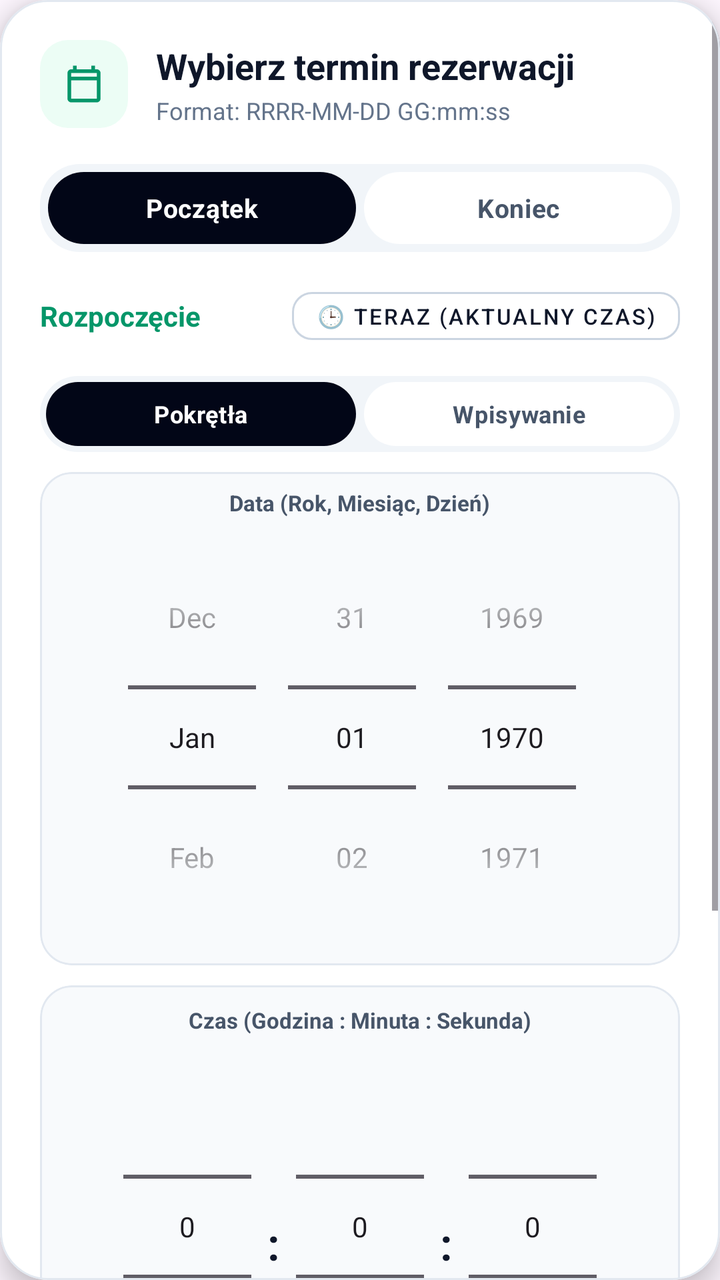
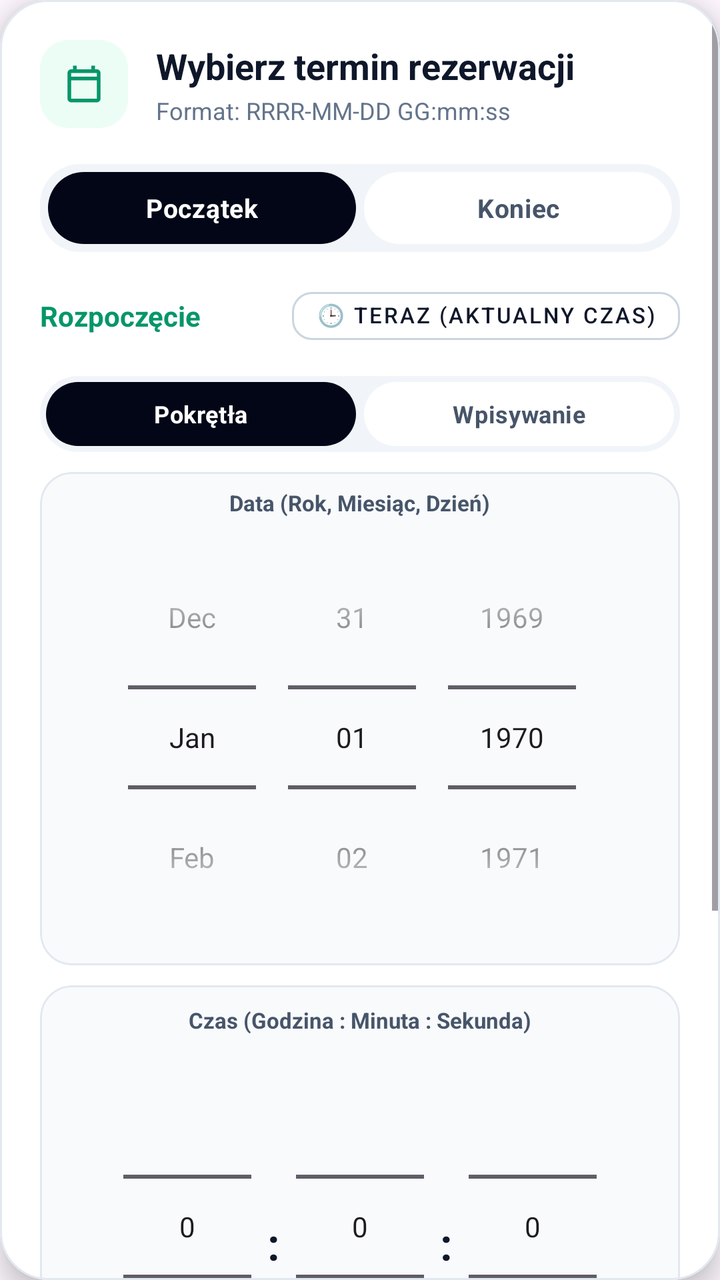

Two renders of the same Android screen: before a commit and after it. Below are the layout's source before the change and the commit's diff.
<!-- AndroidManifest.xml: application theme Theme.Project -->
<!-- res/layout/dialog_date_time_picker.xml -->
<?xml version="1.0" encoding="utf-8"?>
<com.google.android.material.card.MaterialCardView xmlns:android="http://schemas.android.com/apk/res/android"
    xmlns:app="http://schemas.android.com/apk/res-auto"
    android:layout_width="match_parent"
    android:layout_height="wrap_content"
    app:cardBackgroundColor="@color/card_background"
    app:cardCornerRadius="24dp"
    app:cardElevation="8dp"
    app:strokeColor="@color/brand_slate_200"
    app:strokeWidth="1dp">

    <ScrollView
        android:layout_width="match_parent"
        android:layout_height="wrap_content"
        android:overScrollMode="never">

        <LinearLayout
            android:layout_width="match_parent"
            android:layout_height="wrap_content"
            android:orientation="vertical"
            android:padding="20dp">

            
            <LinearLayout
                android:layout_width="match_parent"
                android:layout_height="wrap_content"
                android:gravity="center_vertical"
                android:orientation="horizontal">

                <FrameLayout
                    android:layout_width="44dp"
                    android:layout_height="44dp"
                    android:background="@drawable/bg_icon_rounded_emerald">

                    <ImageView
                        android:layout_width="22dp"
                        android:layout_height="22dp"
                        android:layout_gravity="center"
                        android:contentDescription="@string/title_date_time_picker"
                        android:src="@drawable/ic_calendar"
                        app:tint="@color/brand_emerald_600" />
                </FrameLayout>

                <LinearLayout
                    android:layout_width="0dp"
                    android:layout_height="wrap_content"
                    android:layout_marginStart="14dp"
                    android:layout_weight="1"
                    android:orientation="vertical">

                    <TextView
                        android:layout_width="wrap_content"
                        android:layout_height="wrap_content"
                        android:text="@string/title_date_time_picker"
                        android:textColor="@color/brand_slate_900"
                        android:textSize="18sp"
                        android:textStyle="bold" />

                    <TextView
                        android:layout_width="wrap_content"
                        android:layout_height="wrap_content"
                        android:layout_marginTop="2dp"
                        android:text="@string/subtitle_date_time_format"
                        android:textColor="@color/brand_slate_500"
                        android:textSize="12sp" />
                </LinearLayout>
            </LinearLayout>

            
            <RadioGroup
                android:id="@+id/group_picker_mode"
                android:layout_width="match_parent"
                android:layout_height="44dp"
                android:layout_marginTop="18dp"
                android:background="@drawable/bg_dialog_rounded"
                android:backgroundTint="@color/brand_slate_100"
                android:checkedButton="@id/radio_start_mode"
                android:orientation="horizontal"
                android:padding="4dp">

                <RadioButton
                    android:id="@+id/radio_start_mode"
                    android:layout_width="0dp"
                    android:layout_height="match_parent"
                    android:layout_weight="1"
                    android:background="@drawable/bg_dialog_rounded"
                    android:backgroundTint="@color/brand_slate_950"
                    android:button="@null"
                    android:gravity="center"
                    android:text="@string/tab_picker_start"
                    android:textColor="@color/white"
                    android:textSize="13sp"
                    android:textStyle="bold" />

                <RadioButton
                    android:id="@+id/radio_end_mode"
                    android:layout_width="0dp"
                    android:layout_height="match_parent"
                    android:layout_marginStart="4dp"
                    android:layout_weight="1"
                    android:background="@drawable/bg_dialog_rounded"
                    android:button="@null"
                    android:gravity="center"
                    android:text="@string/tab_picker_end"
                    android:textColor="@color/brand_slate_600"
                    android:textSize="13sp"
                    android:textStyle="bold" />
            </RadioGroup>

            
            <LinearLayout
                android:layout_width="match_parent"
                android:layout_height="wrap_content"
                android:layout_marginTop="14dp"
                android:gravity="center_vertical"
                android:orientation="horizontal">

                <TextView
                    android:id="@+id/text_active_target_label"
                    android:layout_width="0dp"
                    android:layout_height="wrap_content"
                    android:layout_weight="1"
                    android:text="@string/label_start_time"
                    android:textColor="@color/brand_emerald_600"
                    android:textSize="14sp"
                    android:textStyle="bold" />

                <com.google.android.material.button.MaterialButton
                    android:id="@+id/btn_set_now"
                    style="@style/Widget.MaterialComponents.Button.OutlinedButton"
                    android:layout_width="wrap_content"
                    android:layout_height="36dp"
                    android:paddingHorizontal="12dp"
                    android:text="@string/btn_set_current_time"
                    android:textColor="@color/brand_slate_900"
                    android:textSize="11sp"
                    app:cornerRadius="10dp"
                    app:strokeColor="@color/brand_slate_300"
                    app:strokeWidth="1dp" />
            </LinearLayout>

            
            <RadioGroup
                android:id="@+id/group_input_type"
                android:layout_width="match_parent"
                android:layout_height="38dp"
                android:layout_marginTop="12dp"
                android:background="@drawable/bg_dialog_rounded"
                android:backgroundTint="@color/brand_slate_100"
                android:checkedButton="@id/radio_mode_wheels"
                android:orientation="horizontal"
                android:padding="3dp">

                <RadioButton
                    android:id="@+id/radio_mode_wheels"
                    android:layout_width="0dp"
                    android:layout_height="match_parent"
                    android:layout_weight="1"
                    android:background="@drawable/bg_dialog_rounded"
                    android:backgroundTint="@color/brand_slate_950"
                    android:button="@null"
                    android:gravity="center"
                    android:text="@string/mode_picker_wheels"
                    android:textColor="@color/white"
                    android:textSize="12sp"
                    android:textStyle="bold" />

                <RadioButton
                    android:id="@+id/radio_mode_text"
                    android:layout_width="0dp"
                    android:layout_height="match_parent"
                    android:layout_marginStart="4dp"
                    android:layout_weight="1"
                    android:background="@drawable/bg_dialog_rounded"
                    android:button="@null"
                    android:gravity="center"
                    android:text="@string/mode_picker_text"
                    android:textColor="@color/brand_slate_600"
                    android:textSize="12sp"
                    android:textStyle="bold" />
            </RadioGroup>

            
            <LinearLayout
                android:id="@+id/layout_wheels_container"
                android:layout_width="match_parent"
                android:layout_height="wrap_content"
                android:orientation="vertical">

                
                <com.google.android.material.card.MaterialCardView
                    android:layout_width="match_parent"
                    android:layout_height="wrap_content"
                    android:layout_marginTop="10dp"
                    app:cardBackgroundColor="@color/brand_slate_50"
                    app:cardCornerRadius="16dp"
                    app:cardElevation="0dp"
                    app:strokeColor="@color/brand_slate_200"
                    app:strokeWidth="1dp">

                    <LinearLayout
                        android:layout_width="match_parent"
                        android:layout_height="wrap_content"
                        android:gravity="center_horizontal"
                        android:orientation="vertical"
                        android:padding="8dp">

                        <TextView
                            android:layout_width="wrap_content"
                            android:layout_height="wrap_content"
                            android:layout_marginBottom="4dp"
                            android:text="@string/label_date_picker_header"
                            android:textColor="@color/brand_slate_600"
                            android:textSize="11sp"
                            android:textStyle="bold" />

                        <DatePicker
                            android:id="@+id/date_picker_dialog"
                            android:layout_width="wrap_content"
                            android:layout_height="wrap_content"
                            android:calendarViewShown="false"
                            android:datePickerMode="spinner" />
                    </LinearLayout>
                </com.google.android.material.card.MaterialCardView>

                
                <com.google.android.material.card.MaterialCardView
                    android:layout_width="match_parent"
                    android:layout_height="wrap_content"
                    android:layout_marginTop="10dp"
                    app:cardBackgroundColor="@color/brand_slate_50"
                    app:cardCornerRadius="16dp"
                    app:cardElevation="0dp"
                    app:strokeColor="@color/brand_slate_200"
                    app:strokeWidth="1dp">

                    <LinearLayout
                        android:layout_width="match_parent"
                        android:layout_height="wrap_content"
                        android:gravity="center"
                        android:orientation="vertical"
                        android:padding="10dp">

                        <TextView
                            android:layout_width="wrap_content"
                            android:layout_height="wrap_content"
                            android:layout_marginBottom="6dp"
                            android:text="@string/label_time_picker_header"
                            android:textColor="@color/brand_slate_600"
                            android:textSize="11sp"
                            android:textStyle="bold" />

                        <LinearLayout
                            android:layout_width="match_parent"
                            android:layout_height="wrap_content"
                            android:gravity="center"
                            android:orientation="horizontal">

                            
                            <LinearLayout
                                android:layout_width="wrap_content"
                                android:layout_height="wrap_content"
                                android:gravity="center"
                                android:orientation="vertical">

                                <NumberPicker
                                    android:id="@+id/picker_hour"
                                    android:layout_width="wrap_content"
                                    android:layout_height="wrap_content" />

                                <TextView
                                    android:layout_width="wrap_content"
                                    android:layout_height="wrap_content"
                                    android:layout_marginTop="2dp"
                                    android:text="@string/unit_hour_label"
                                    android:textColor="@color/brand_slate_500"
                                    android:textSize="11sp" />
                            </LinearLayout>

                            <TextView
                                android:layout_width="wrap_content"
                                android:layout_height="wrap_content"
                                android:layout_marginHorizontal="8dp"
                                android:text=":"
                                android:textColor="@color/brand_slate_900"
                                android:textSize="22sp"
                                android:textStyle="bold" />

                            
                            <LinearLayout
                                android:layout_width="wrap_content"
                                android:layout_height="wrap_content"
                                android:gravity="center"
                                android:orientation="vertical">

                                <NumberPicker
                                    android:id="@+id/picker_minute"
                                    android:layout_width="wrap_content"
                                    android:layout_height="wrap_content" />

                                <TextView
                                    android:layout_width="wrap_content"
                                    android:layout_height="wrap_content"
                                    android:layout_marginTop="2dp"
                                    android:text="@string/unit_minute_label"
                                    android:textColor="@color/brand_slate_500"
                                    android:textSize="11sp" />
                            </LinearLayout>

                            <TextView
                                android:layout_width="wrap_content"
                                android:layout_height="wrap_content"
                                android:layout_marginHorizontal="8dp"
                                android:text=":"
                                android:textColor="@color/brand_slate_900"
                                android:textSize="22sp"
                                android:textStyle="bold" />

                            
                            <LinearLayout
                                android:layout_width="wrap_content"
                                android:layout_height="wrap_content"
                                android:gravity="center"
                                android:orientation="vertical">

                                <NumberPicker
                                    android:id="@+id/picker_second"
                                    android:layout_width="wrap_content"
                                    android:layout_height="wrap_content" />

                                <TextView
                                    android:layout_width="wrap_content"
                                    android:layout_height="wrap_content"
                                    android:layout_marginTop="2dp"
                                    android:text="@string/unit_second_label"
                                    android:textColor="@color/brand_slate_500"
                                    android:textSize="11sp" />
                            </LinearLayout>
                        </LinearLayout>
                    </LinearLayout>
                </com.google.android.material.card.MaterialCardView>
            </LinearLayout>

            
            <LinearLayout
                android:id="@+id/layout_text_container"
                android:layout_width="match_parent"
                android:layout_height="wrap_content"
                android:orientation="vertical"
                android:visibility="gone">

                <com.google.android.material.card.MaterialCardView
                    android:layout_width="match_parent"
                    android:layout_height="wrap_content"
                    android:layout_marginTop="10dp"
                    app:cardBackgroundColor="@color/brand_slate_50"
                    app:cardCornerRadius="16dp"
                    app:cardElevation="0dp"
                    app:strokeColor="@color/brand_slate_200"
                    app:strokeWidth="1dp">

                    <LinearLayout
                        android:layout_width="match_parent"
                        android:layout_height="wrap_content"
                        android:orientation="vertical"
                        android:padding="14dp">

                        
                        <TextView
                            android:layout_width="wrap_content"
                            android:layout_height="wrap_content"
                            android:text="@string/label_enter_date"
                            android:textColor="@color/brand_slate_700"
                            android:textSize="12sp"
                            android:textStyle="bold" />

                        <LinearLayout
                            android:layout_width="match_parent"
                            android:layout_height="wrap_content"
                            android:layout_marginTop="6dp"
                            android:gravity="center_vertical"
                            android:orientation="horizontal">

                            <com.google.android.material.textfield.TextInputLayout
                                android:layout_width="0dp"
                                android:layout_height="wrap_content"
                                android:layout_weight="1"
                                app:boxBackgroundColor="@color/white"
                                app:boxBackgroundMode="outline"
                                app:boxCornerRadiusBottomEnd="12dp"
                                app:boxCornerRadiusBottomStart="12dp"
                                app:boxCornerRadiusTopEnd="12dp"
                                app:boxCornerRadiusTopStart="12dp"
                                app:boxStrokeColor="@color/brand_slate_300">

                                <com.google.android.material.textfield.TextInputEditText
                                    android:id="@+id/edit_text_date"
                                    android:layout_width="match_parent"
                                    android:layout_height="wrap_content"
                                    android:hint="@string/hint_enter_date"
                                    android:inputType="date"
                                    android:textColor="@color/brand_slate_900"
                                    android:textSize="14sp" />
                            </com.google.android.material.textfield.TextInputLayout>

                            <com.google.android.material.button.MaterialButton
                                android:id="@+id/btn_pick_calendar"
                                style="@style/Widget.MaterialComponents.Button.OutlinedButton"
                                android:layout_width="48dp"
                                android:layout_height="48dp"
                                android:layout_marginStart="8dp"
                                android:contentDescription="@string/btn_pick_calendar"
                                android:insetBottom="0dp"
                                android:insetLeft="0dp"
                                android:insetRight="0dp"
                                android:insetTop="0dp"
                                android:padding="0dp"
                                app:cornerRadius="12dp"
                                app:icon="@drawable/ic_calendar"
                                app:iconGravity="textStart"
                                app:iconPadding="0dp"
                                app:iconTint="@color/brand_emerald_600"
                                app:strokeColor="@color/brand_slate_300" />
                        </LinearLayout>

                        
                        <TextView
                            android:layout_width="wrap_content"
                            android:layout_height="wrap_content"
                            android:layout_marginTop="14dp"
                            android:text="@string/label_enter_time"
                            android:textColor="@color/brand_slate_700"
                            android:textSize="12sp"
                            android:textStyle="bold" />

                        <LinearLayout
                            android:layout_width="match_parent"
                            android:layout_height="wrap_content"
                            android:layout_marginTop="6dp"
                            android:gravity="center_vertical"
                            android:orientation="horizontal">

                            <com.google.android.material.textfield.TextInputLayout
                                android:layout_width="0dp"
                                android:layout_height="wrap_content"
                                android:layout_weight="1"
                                app:boxBackgroundColor="@color/white"
                                app:boxBackgroundMode="outline"
                                app:boxCornerRadiusBottomEnd="12dp"
                                app:boxCornerRadiusBottomStart="12dp"
                                app:boxCornerRadiusTopEnd="12dp"
                                app:boxCornerRadiusTopStart="12dp"
                                app:boxStrokeColor="@color/brand_slate_300">

                                <com.google.android.material.textfield.TextInputEditText
                                    android:id="@+id/edit_text_time"
                                    android:layout_width="match_parent"
                                    android:layout_height="wrap_content"
                                    android:hint="@string/hint_enter_time"
                                    android:inputType="time"
                                    android:textColor="@color/brand_slate_900"
                                    android:textSize="14sp" />
                            </com.google.android.material.textfield.TextInputLayout>

                            <com.google.android.material.button.MaterialButton
                                android:id="@+id/btn_pick_clock"
                                style="@style/Widget.MaterialComponents.Button.OutlinedButton"
                                android:layout_width="48dp"
                                android:layout_height="48dp"
                                android:layout_marginStart="8dp"
                                android:contentDescription="@string/btn_pick_clock"
                                android:insetBottom="0dp"
                                android:insetLeft="0dp"
                                android:insetRight="0dp"
                                android:insetTop="0dp"
                                android:padding="0dp"
                                app:cornerRadius="12dp"
                                app:icon="@drawable/ic_clock"
                                app:iconGravity="textStart"
                                app:iconPadding="0dp"
                                app:iconTint="@color/brand_emerald_600"
                                app:strokeColor="@color/brand_slate_300" />
                        </LinearLayout>

                    </LinearLayout>
                </com.google.android.material.card.MaterialCardView>
            </LinearLayout>

            
            <com.google.android.material.card.MaterialCardView
                android:layout_width="match_parent"
                android:layout_height="wrap_content"
                android:layout_marginTop="16dp"
                app:cardBackgroundColor="@color/brand_slate_50"
                app:cardCornerRadius="16dp"
                app:cardElevation="0dp"
                app:strokeColor="@color/brand_slate_200"
                app:strokeWidth="1dp">

                <LinearLayout
                    android:layout_width="match_parent"
                    android:layout_height="wrap_content"
                    android:orientation="vertical"
                    android:padding="14dp">

                    <TextView
                        android:id="@+id/text_preview_start_value"
                        android:layout_width="wrap_content"
                        android:layout_height="wrap_content"
                        android:text="Początek: 2026-11-01 14:00:00"
                        android:textColor="@color/brand_slate_900"
                        android:textSize="13sp"
                        android:textStyle="bold" />

                    <TextView
                        android:id="@+id/text_preview_end_value"
                        android:layout_width="wrap_content"
                        android:layout_height="wrap_content"
                        android:layout_marginTop="4dp"
                        android:text="Koniec: 2026-11-01 18:00:00"
                        android:textColor="@color/brand_slate_900"
                        android:textSize="13sp"
                        android:textStyle="bold" />
                </LinearLayout>
            </com.google.android.material.card.MaterialCardView>

            
            <LinearLayout
                android:layout_width="match_parent"
                android:layout_height="wrap_content"
                android:layout_marginTop="18dp"
                android:gravity="end|center_vertical"
                android:orientation="horizontal">

                <com.google.android.material.button.MaterialButton
                    android:id="@+id/btn_cancel_dialog"
                    style="@style/Widget.MaterialComponents.Button.TextButton"
                    android:layout_width="wrap_content"
                    android:layout_height="wrap_content"
                    android:text="@string/btn_cancel"
                    android:textColor="@color/brand_slate_600" />

                <com.google.android.material.button.MaterialButton
                    android:id="@+id/btn_apply_dialog"
                    android:layout_width="wrap_content"
                    android:layout_height="48dp"
                    android:layout_marginStart="12dp"
                    android:backgroundTint="@color/brand_slate_950"
                    android:paddingHorizontal="22dp"
                    android:text="@string/btn_apply_datetime"
                    android:textColor="@color/white"
                    android:textStyle="bold"
                    app:cornerRadius="14dp" />
            </LinearLayout>

        </LinearLayout>
    </ScrollView>
</com.google.android.material.card.MaterialCardView>
<!-- resources referenced by this layout -->
<resources>
  <color name="brand_emerald_600">#059669</color>
  <color name="brand_slate_100">#F1F5F9</color>
  <color name="brand_slate_200">#E2E8F0</color>
  <color name="brand_slate_300">#CBD5E1</color>
  <color name="brand_slate_50">#F8FAFC</color>
  <color name="brand_slate_500">#64748B</color>
  <color name="brand_slate_600">#475569</color>
  <color name="brand_slate_700">#334155</color>
  <color name="brand_slate_900">#0F172A</color>
  <color name="brand_slate_950">#020617</color>
  <color name="card_background">#FFFFFF</color>
  <color name="white">#FFFFFFFF</color>
  <!-- drawable bg_dialog_rounded (drawable) -->
  <?xml version="1.0" encoding="utf-8"?>
  <shape xmlns:android="http://schemas.android.com/apk/res/android"
      android:shape="rectangle">
      <solid android:color="@color/card_background" />
      <corners android:radius="20dp" />
  </shape>
  <!-- drawable bg_icon_rounded_emerald (drawable) -->
  <?xml version="1.0" encoding="utf-8"?>
  <shape xmlns:android="http://schemas.android.com/apk/res/android"
      android:shape="rectangle">
      <solid android:color="@color/brand_emerald_50" />
      <corners android:radius="14dp" />
  </shape>
  <string name="btn_apply_datetime">Zatwierdź termin</string>
  <string name="btn_cancel">Anuluj</string>
  <string name="btn_pick_calendar">Kalendarz</string>
  <string name="btn_pick_clock">Zegar</string>
  <string name="btn_set_current_time">🕒 Teraz (aktualny czas)</string>
  <string name="hint_enter_date">2026-11-01</string>
  <string name="hint_enter_time">17:00:00</string>
  <string name="label_date_picker_header">Data (Rok, Miesiąc, Dzień)</string>
  <string name="label_enter_date">Data (RRRR-MM-DD)</string>
  <string name="label_enter_time">Godzina (GG:MM:SS)</string>
  <string name="label_start_time">Rozpoczęcie</string>
  <string name="label_time_picker_header">Czas (Godzina : Minuta : Sekunda)</string>
  <string name="mode_picker_text">Wpisywanie</string>
  <string name="mode_picker_wheels">Pokrętła</string>
  <string name="subtitle_date_time_format">Format: RRRR-MM-DD GG:mm:ss</string>
  <string name="tab_picker_end">Koniec</string>
  <string name="tab_picker_start">Początek</string>
  <string name="title_date_time_picker">Wybierz termin rezerwacji</string>
  <string name="unit_hour_label">GG</string>
  <string name="unit_minute_label">mm</string>
  <string name="unit_second_label">ss</string>
  <style name="Theme.Project" parent="Base.Theme.Project" />
  <color name="brand_emerald_50">#ECFDF5</color>
  <style name="Base.Theme.Project" parent="Theme.Material3.DayNight.NoActionBar">
          <item name="bottomNavigationStyle">@style/Widget.App.BottomNavigationView</item>
      </style>
  <style name="Widget.App.BottomNavActiveIndicator" parent="Widget.Material3.BottomNavigationView.ActiveIndicator">
          <item name="android:color">@color/green_mint_pill</item>
      </style>
  <color name="green_mint_pill">#52F7A9</color>
  <!-- unchanged entries left out for length: 3 -->
</resources>

<!-- the commit's change to res/layout/dialog_date_time_picker.xml (unified diff, before → after) -->
@@ -536,16 +536,25 @@
                     android:id="@+id/btn_cancel_dialog"
                     style="@style/Widget.MaterialComponents.Button.TextButton"
                     android:layout_width="wrap_content"
-                    android:layout_height="wrap_content"
+                    android:layout_height="48dp"
+                    android:gravity="center"
+                    android:includeFontPadding="false"
+                    android:insetTop="0dp"
+                    android:insetBottom="0dp"
                     android:text="@string/btn_cancel"
                     android:textColor="@color/brand_slate_600" />
 
                 <com.google.android.material.button.MaterialButton
                     android:id="@+id/btn_apply_dialog"
+                    style="@style/Widget.MaterialComponents.Button.UnelevatedButton"
                     android:layout_width="wrap_content"
                     android:layout_height="48dp"
                     android:layout_marginStart="12dp"
                     android:backgroundTint="@color/brand_slate_950"
+                    android:gravity="center"
+                    android:includeFontPadding="false"
+                    android:insetTop="0dp"
+                    android:insetBottom="0dp"
                     android:paddingHorizontal="22dp"
                     android:text="@string/btn_apply_datetime"
                     android:textColor="@color/white"
<!-- resource entries referenced after the edit -->
@@ -51,6 +51,20 @@
   <color name="brand_emerald_50">#ECFDF5</color>
   <style name="Base.Theme.Project" parent="Theme.Material3.DayNight.NoActionBar">
           <item name="bottomNavigationStyle">@style/Widget.App.BottomNavigationView</item>
+          <item name="materialButtonStyle">@style/Widget.App.Button</item>
+          <item name="materialButtonOutlinedStyle">@style/Widget.App.Button.Outlined</item>
+      </style>
+  <style name="Widget.App.Button" parent="Widget.MaterialComponents.Button.UnelevatedButton">
+          <item name="android:gravity">center</item>
+          <item name="android:includeFontPadding">false</item>
+          <item name="android:insetTop">0dp</item>
+          <item name="android:insetBottom">0dp</item>
+      </style>
+  <style name="Widget.App.Button.Outlined" parent="Widget.MaterialComponents.Button.OutlinedButton">
+          <item name="android:gravity">center</item>
+          <item name="android:includeFontPadding">false</item>
+          <item name="android:insetTop">0dp</item>
+          <item name="android:insetBottom">0dp</item>
       </style>
   <style name="Widget.App.BottomNavActiveIndicator" parent="Widget.Material3.BottomNavigationView.ActiveIndicator">
           <item name="android:color">@color/green_mint_pill</item>
